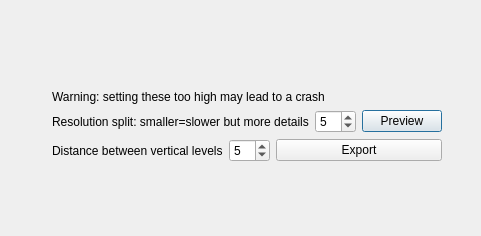
First picture: the form in src/modelsettings.ui, repository cricketspike/3D-Model-Generator, before the edit.
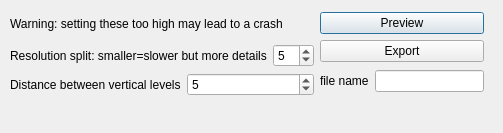
Second picture: the form after the edit.

Diff of the .ui file:
```diff
--- a/src/modelsettings.ui
+++ b/src/modelsettings.ui
@@ -6,8 +6,8 @@
    <rect>
     <x>0</x>
     <y>0</y>
-    <width>481</width>
-    <height>236</height>
+    <width>503</width>
+    <height>133</height>
    </rect>
   </property>
   <property name="windowTitle">
@@ -16,44 +16,16 @@
   <widget class="QWidget" name="">
    <property name="geometry">
     <rect>
-     <x>0</x>
-     <y>0</y>
-     <width>505</width>
-     <height>251</height>
+     <x>10</x>
+     <y>10</y>
+     <width>474</width>
+     <height>86</height>
     </rect>
    </property>
+   <layout class="QHBoxLayout" name="horizontalLayout_4">
+    <item>
    <layout class="QVBoxLayout" name="verticalLayout_3">
     <item>
-     <spacer name="verticalSpacer_2">
-      <property name="orientation">
-       <enum>Qt::Vertical</enum>
-      </property>
-      <property name="sizeHint" stdset="0">
-       <size>
-        <width>20</width>
-        <height>68</height>
-       </size>
-      </property>
-     </spacer>
-    </item>
-    <item>
-     <layout class="QHBoxLayout" name="horizontalLayout_5">
-      <item>
-       <spacer name="horizontalSpacer_2">
-        <property name="orientation">
-         <enum>Qt::Horizontal</enum>
-        </property>
-        <property name="sizeHint" stdset="0">
-         <size>
-          <width>58</width>
-          <height>20</height>
-         </size>
-        </property>
-       </spacer>
-      </item>
-      <item>
-       <layout class="QVBoxLayout" name="verticalLayout_2">
-        <item>
          <widget class="QLabel" name="label_3">
           <property name="text">
            <string>Warning: setting these too high may lead to a crash</string>
@@ -63,9 +35,7 @@
         <item>
          <layout class="QVBoxLayout" name="verticalLayout">
           <item>
-           <layout class="QHBoxLayout" name="horizontalLayout_4">
-            <item>
-             <layout class="QHBoxLayout" name="horizontalLayout">
+         <layout class="QHBoxLayout" name="horizontalLayout_2">
               <item>
                <widget class="QLabel" name="label_2">
                 <property name="text">
@@ -89,18 +59,7 @@
              </layout>
             </item>
             <item>
-             <widget class="QPushButton" name="pushButton_2">
-              <property name="text">
-               <string>Preview</string>
-              </property>
-             </widget>
-            </item>
-           </layout>
-          </item>
-          <item>
-           <layout class="QHBoxLayout" name="horizontalLayout_3">
-            <item>
-             <layout class="QHBoxLayout" name="horizontalLayout_2">
+         <layout class="QHBoxLayout" name="horizontalLayout">
               <item>
                <widget class="QLabel" name="label">
                 <property name="text">
@@ -123,6 +82,21 @@
               </item>
              </layout>
             </item>
+       </layout>
+      </item>
+     </layout>
+    </item>
+    <item>
+     <layout class="QVBoxLayout" name="verticalLayout_4">
+      <item>
+       <layout class="QVBoxLayout" name="verticalLayout_2">
+        <item>
+         <widget class="QPushButton" name="pushButton_2">
+          <property name="text">
+           <string>Preview</string>
+          </property>
+         </widget>
+        </item>
             <item>
              <widget class="QPushButton" name="pushButton">
               <property name="text">
@@ -132,37 +106,21 @@
             </item>
            </layout>
           </item>
-         </layout>
-        </item>
-       </layout>
-      </item>
       <item>
-       <spacer name="horizontalSpacer">
-        <property name="orientation">
-         <enum>Qt::Horizontal</enum>
-        </property>
-        <property name="sizeHint" stdset="0">
-         <size>
-          <width>68</width>
-          <height>20</height>
-         </size>
-        </property>
-       </spacer>
-      </item>
-     </layout>
-    </item>
-    <item>
-     <spacer name="verticalSpacer">
-      <property name="orientation">
-       <enum>Qt::Vertical</enum>
-      </property>
-      <property name="sizeHint" stdset="0">
-       <size>
-        <width>20</width>
-        <height>88</height>
-       </size>
-      </property>
-     </spacer>
+       <layout class="QHBoxLayout" name="horizontalLayout_3">
+        <item>
+         <widget class="QLabel" name="label_4">
+          <property name="text">
+           <string>file name</string>
+          </property>
+         </widget>
+        </item>
+        <item>
+         <widget class="QLineEdit" name="lineEdit"/>
+        </item>
+       </layout>
+      </item>
+     </layout>
     </item>
    </layout>
   </widget>
```
Left out of the diff: 9 changed lines with no effect on the pictures. Lines whose indentation alone changed are shown as unchanged.
